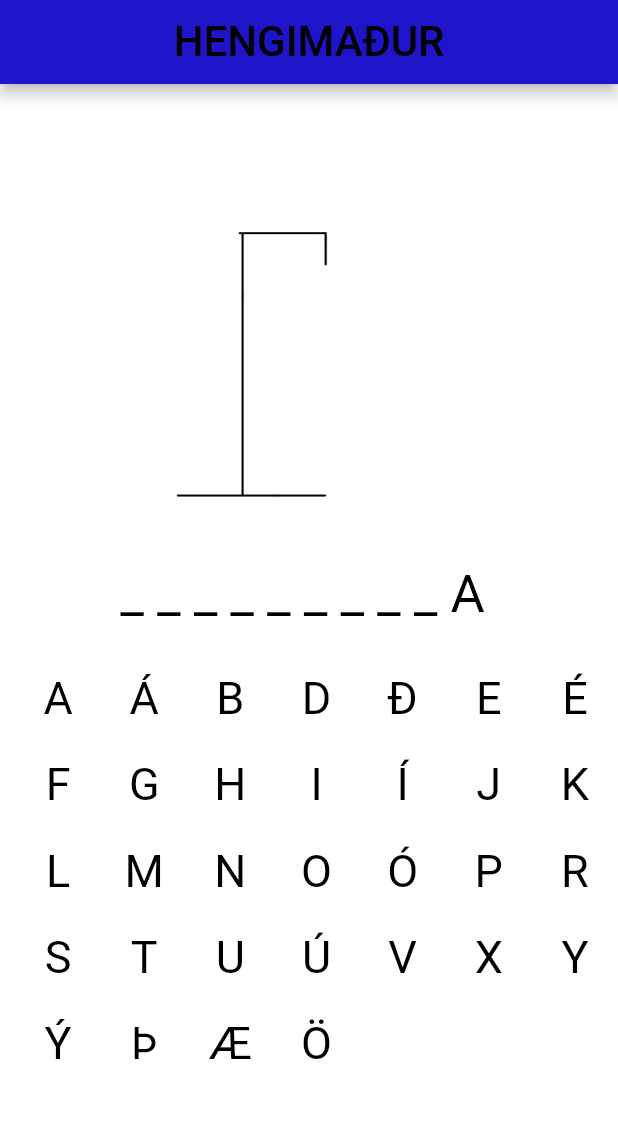
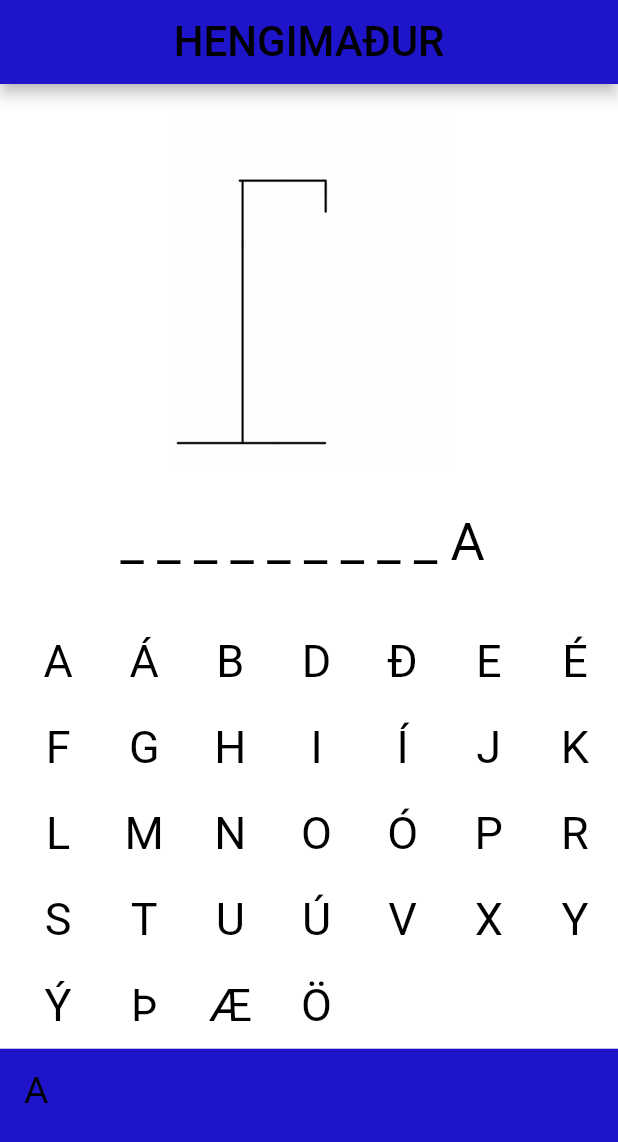
Before and after one commit to almarthor/Hangman_Game, a Flutter app: the screen it shows after launch, after a tap on an icon or button, on a phone screen of 412 x 824 dp. Shown: the top 1142 px of the screen. Run offline on Flutter 3.47's test engine with Material 2 defaults, Android fonts, the phone set to English and light mode, and no system bars.

Commit message:
alveg að koma

```diff
--- a/lib/game_screen.dart
+++ b/lib/game_screen.dart
@@ -11,6 +11,7 @@ class GameScreen extends StatefulWidget {
 
 class _GameScreenState extends State<GameScreen> {
   String word = wordsList[Random().nextInt(wordsList.length)];
+  List allGuessedLetters = [];
   List guessedAlphabets = [];
   int status = 0;
   List images = [
@@ -22,8 +23,50 @@ class _GameScreenState extends State<GameScreen> {
     'assets/images/progress_5.png',
     'assets/images/progress_6.png',
     'assets/images/progress_7.png',
-    'assets/images/victory.png'
   ];
+
+  openDialog(String title) {
+    return showDialog(
+      context: context,
+      builder: (context) {
+        return Dialog(
+          child: Container(
+            width: MediaQuery.of(context).size.width / 2,
+            height: 180,
+            decoration: const BoxDecoration(color: Colors.blueAccent),
+            child: Column(
+              mainAxisAlignment: MainAxisAlignment.center,
+              children: [
+                Text(
+                  title,
+                ),
+                const SizedBox(
+                  height: 5,
+                ),
+                Container(
+                  margin: const EdgeInsets.only(top: 20),
+                  width: MediaQuery.of(context).size.width / 2,
+                  child: TextButton(
+                    onPressed: () {
+                      Navigator.pop(context);
+                      setState(() {
+                        status = 0;
+                        guessedAlphabets.clear();
+                        word = wordsList[Random().nextInt(wordsList.length)];
+                      });
+                    },
+                    child: const Center(
+                      child: (StyledText('SPILA AFTUR?', 20)),
+                    ),
+                  ),
+                )
+              ],
+            ),
+          ),
+        );
+      },
+    );
+  }
 
   String handleText() {
     String displayWord = '';
@@ -42,13 +85,15 @@ class _GameScreenState extends State<GameScreen> {
     if (word.contains(alphabet)) {
       setState(() {
         guessedAlphabets.add(alphabet);
+        allGuessedLetters.add(alphabet);
       });
-    } else if (status != 7) {
+    } else if (status != 6) {
       setState(() {
+        allGuessedLetters.add(alphabet);
         status += 1;
       });
     } else {
-      print('tapaðir');
+      openDialog('Looser HAHAHA');
     }
 
     bool isWon = true;
@@ -62,7 +107,7 @@ class _GameScreenState extends State<GameScreen> {
       }
     }
     if (isWon) {
-      print('won');
+      openDialog('ÓKEYYY ÞÚ VANNST!');
     }
   }
 
@@ -82,7 +127,7 @@ class _GameScreenState extends State<GameScreen> {
           child: Column(
             children: [
               const SizedBox(
-                height: 40,
+                height: 5,
               ),
               Image(
                 width: 200,
@@ -92,15 +137,18 @@ class _GameScreenState extends State<GameScreen> {
               const SizedBox(
                 height: 30,
               ),
+              //sdf
+              //StyledText(guessedAlphabets[hashCode], 20),
+              //sdf
               StyledText(handleText(), 35),
               const SizedBox(
-                height: 20,
+                height: 30,
               ),
               GridView.count(
                 crossAxisCount: 7,
                 shrinkWrap: true,
                 physics: const NeverScrollableScrollPhysics(),
-                padding: EdgeInsets.only(left: 10),
+                padding: const EdgeInsets.only(left: 10),
                 children: letters.map((alphabet) {
                   return InkWell(
                     onTap: () => checkLetter(alphabet),
@@ -113,6 +161,22 @@ class _GameScreenState extends State<GameScreen> {
                   );
                 }).toList(),
               ),
+              Column(
+                children: [
+                  Container(
+                    color: const Color.fromARGB(255, 30, 21, 203),
+                    height: 200,
+                    child: ListView.builder(
+                      itemCount: allGuessedLetters.length,
+                      itemBuilder: (context, index) {
+                        return ListTile(
+                          title: StyledText(allGuessedLetters[index], 25),
+                        );
+                      },
+                    ),
+                  ),
+                ],
+              )
             ],
           ),
         ),
```
Also changed, not shown: 2 other files.
